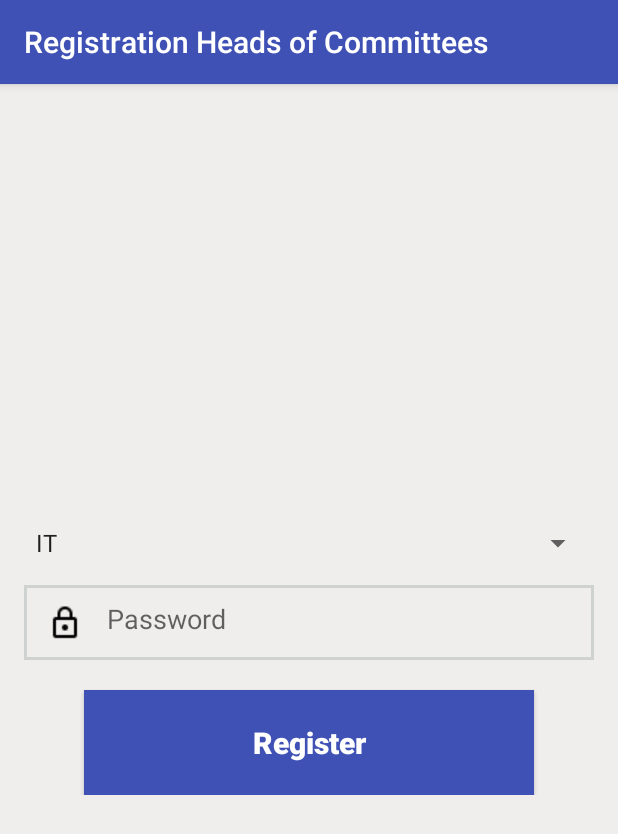
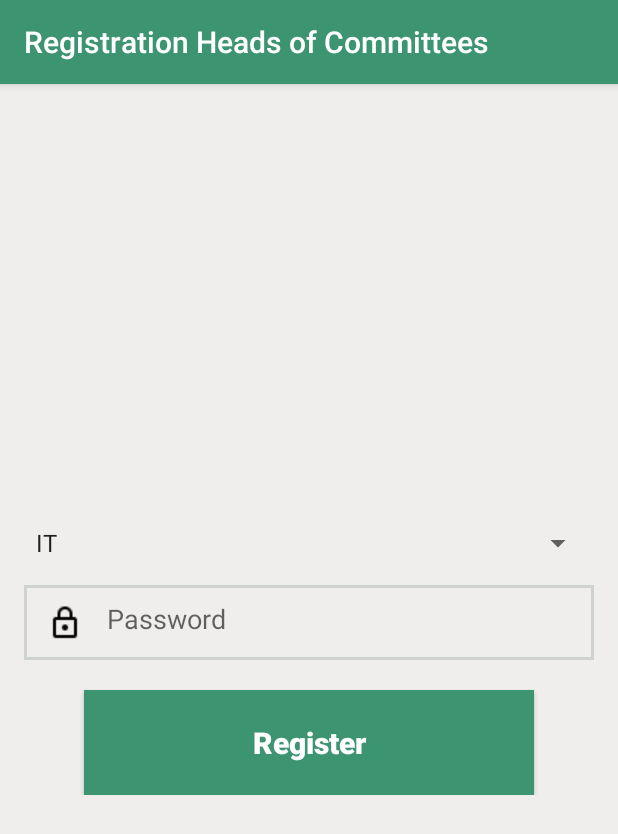
Before and after one commit to AmrAbdelhameed/ToRegistrationAsHeads, an Android app: the screen it shows after launch (MainActivity), on a phone screen of 412 x 824 dp. Shown: the top 834 px of the screen. Run offline under Robolectric (Android 15) with nearby library versions, the phone set to English and light mode, and no system bars; our stand-ins replace Firebase (no records; nobody signed in at launch, a user with empty details on screens opened directly).

Commit message:
Change Design

```diff
--- a/app/src/main/res/layout/activity_main.xml
+++ b/app/src/main/res/layout/activity_main.xml
@@ -54,7 +54,7 @@
                     android:layout_centerHorizontal="true"
                     android:layout_gravity="center_horizontal|top"
                     android:layout_marginTop="20dp"
-                    android:background="#3F51B5"
+                    android:background="@color/colorGree"
                     android:onClick="btnRegistrationUser_Click"
                     android:text="Register"
                     android:textAllCaps="false"
--- a/app/src/main/res/values/colors.xml
+++ b/app/src/main/res/values/colors.xml
@@ -3,4 +3,5 @@
     <color name="colorPrimary">#3F51B5</color>
     <color name="colorPrimaryDark">#303F9F</color>
     <color name="colorAccent">#FF4081</color>
+    <color name="colorGree">#3D9471</color>
 </resources>
--- a/app/src/main/res/values/styles.xml
+++ b/app/src/main/res/values/styles.xml
@@ -3,9 +3,9 @@
     <!-- Base application theme. -->
     <style name="AppTheme" parent="Theme.AppCompat.Light.DarkActionBar">
         <!-- Customize your theme here. -->
-        <item name="colorPrimary">@color/colorPrimary</item>
-        <item name="colorPrimaryDark">@color/colorPrimaryDark</item>
-        <item name="colorAccent">@color/colorAccent</item>
+        <item name="colorPrimary">@color/colorGree</item>
+        <item name="colorPrimaryDark">@color/colorGree</item>
+        <item name="colorAccent">@color/colorGree</item>
     </style>
 
 </resources>
```
